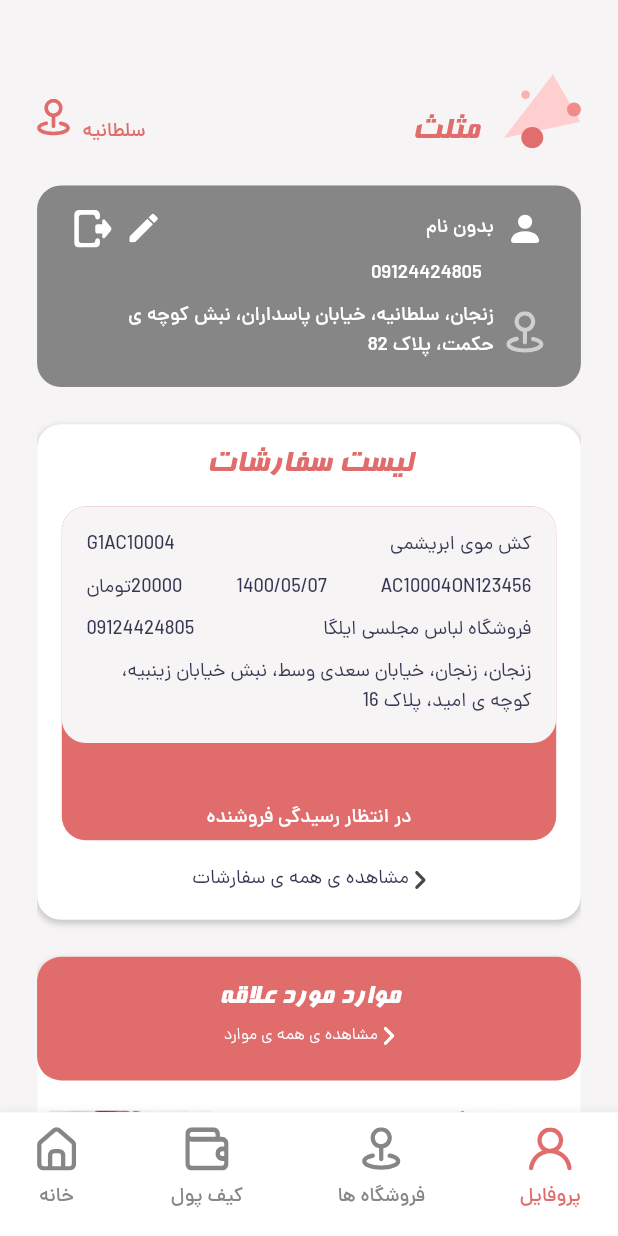
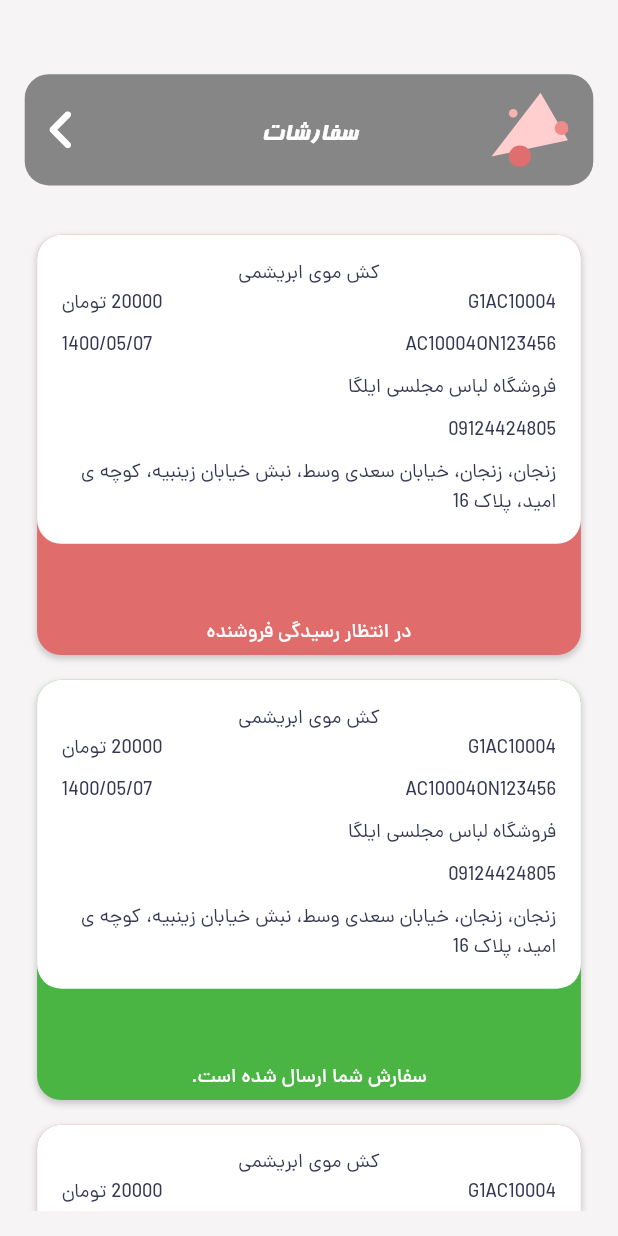
Before and after one commit to HaniyeMollaei/MosallasMobile, a Flutter app: the screen it shows after launch, after a tap on "ورود", after a tap on "پروفایل", after a tap on "مشاهده ی همه ی سفارشات", on a phone screen of 412 x 824 dp. Run offline on Flutter 3.47's test engine with Material 2 defaults, Android fonts, the phone set to English and light mode, and no system bars; our stand-ins replace carousel_slider, connectivity, flutter_svg, mask_text_input_formatter, package_info, shared_preferences.

Commit message:
all orders page added

```diff
--- /dev/null
+++ b/lib/pages/buyers/profile/all_buyer_orders.dart
@@ -0,0 +1,118 @@
+import 'package:flutter/cupertino.dart';
+import 'package:flutter/material.dart';
+import 'package:flutter/services.dart';
+import 'package:flutter_svg/svg.dart';
+import 'package:mosallas/models/order_model.dart';
+import 'package:mosallas/models/tourism_site_model.dart';
+import 'package:mosallas/utils/my_app_constants.dart';
+import 'package:mosallas/utils/my_style.dart';
+import 'package:mosallas/widgets/appbar_gray.dart';
+import 'package:mosallas/widgets/bottom_nav_bar_buyer.dart';
+import 'package:mosallas/widgets/order.dart';
+import 'package:mosallas/widgets/product.dart';
+import 'package:mosallas/widgets/tourism_site_widget.dart';
+
+class AllBuyerOrders extends StatefulWidget {
+  const AllBuyerOrders({Key key}) : super(key: key);
+
+  @override
+  State<StatefulWidget> createState() => AllBuyerOrdersState();
+}
+
+class AllBuyerOrdersState extends State<AllBuyerOrders> {
+
+  List<OrderModel> orders;
+
+  @override
+  Widget build(BuildContext c) {
+
+    orders = [
+      OrderModel(
+          orderCode: "AC10004ON123456",
+          orderDate: "1400/05/07",
+          orderStatus: "WaitForShop",
+          productCode: "G1AC10004",
+          productCost: 20000,
+          productName: "کش موی ابریشمی",
+          shopPhoneNumber: "09124424805",
+          shopName: "فروشگاه لباس مجلسی ایلگا",
+          shopAddress: "زنجان، زنجان، خیابان سعدی وسط، نبش خیابان زینبیه، کوچه ی امید، پلاک 16"
+      ),
+      OrderModel(
+          orderCode: "AC10004ON123456",
+          orderDate: "1400/05/07",
+          orderStatus: "Sent",
+          productCode: "G1AC10004",
+          productCost: 20000,
+          productName: "کش موی ابریشمی",
+          shopPhoneNumber: "09124424805",
+          shopName: "فروشگاه لباس مجلسی ایلگا",
+          shopAddress: "زنجان، زنجان، خیابان سعدی وسط، نبش خیابان زینبیه، کوچه ی امید، پلاک 16"
+      ),
+      OrderModel(
+          orderCode: "AC10004ON123456",
+          orderDate: "1400/05/07",
+          orderStatus: "Wait",
+          productCode: "G1AC10004",
+          productCost: 20000,
+          productName: "کش موی ابریشمی",
+          shopPhoneNumber: "09124424805",
+          shopName: "فروشگاه لباس مجلسی ایلگا",
+          shopAddress: "زنجان، زنجان، خیابان سعدی وسط، نبش خیابان زینبیه، کوچه ی امید، پلاک 16"
+      ),
+      OrderModel(
+          orderCode: "AC10004ON123456",
+          orderDate: "1400/05/07",
+          orderStatus: "WaitForShop",
+          productCode: "G1AC10004",
+          productCost: 20000,
+          productName: "کش موی ابریشمی",
+          shopPhoneNumber: "09124424805",
+          shopName: "فروشگاه لباس مجلسی ایلگا",
+          shopAddress: "زنجان، زنجان، خیابان سعدی وسط، نبش خیابان زینبیه، کوچه ی امید، پلاک 16"
+      ),
+    ];
+    return SafeArea(
+        top: false,
+        bottom: false,
+        child: AnnotatedRegion<SystemUiOverlayStyle>(
+            value: SystemUiOverlayStyle.light,
+            child: Scaffold(
+              resizeToAvoidBottomInset: false,
+              backgroundColor: MyStyle.backgroundColor,
+              body: Column(
+                children: [
+                  ///Logo --> 1.8
+                  const GrayAppBar(
+                    pageHeaderNameSmall: "",
+                    pageHeaderNameLarge: "سفارشات",
+                  ),
+                  Container(
+                    height: MyStyle.mediaQueryHeight(context, 0.8),
+                    child: SingleChildScrollView(
+                      child: Column(
+                        children: [
+
+                          ///0.72-0.37
+                          ListView.builder(
+                              padding: const EdgeInsets.only(top: 0, bottom: 0),
+                              shrinkWrap: true,
+                              itemExtent: null,
+                              physics: BouncingScrollPhysics(),
+                              itemCount: orders.length,
+                              itemBuilder: (BuildContext c, int index) {
+                                return Padding(
+                                  padding: EdgeInsets.symmetric(vertical: MyStyle.mediaQueryHeight(context, 0.01)),
+                                  child: orderItemWidget(context: c,orderItem: orders[index],isGray: false),
+                                );
+                              }),
+
+                        ],
+                      ),
+                    ),
+                  ),
+                ],
+              ),
+            )));
+  }
+}
--- a/lib/pages/buyers/profile/profile_buyer.dart
+++ b/lib/pages/buyers/profile/profile_buyer.dart
@@ -10,6 +10,8 @@ import 'package:mosallas/widgets/bottom_nav_bar_buyer.dart';
 import 'package:mosallas/widgets/appbar_light.dart';
 import 'package:mosallas/widgets/favorite_vitrine.dart';
 import 'package:mosallas/widgets/order.dart';
+
+import 'all_buyer_orders.dart';
 
 class BuyerProfile extends StatefulWidget {
   const BuyerProfile({Key key}) : super(key: key);
@@ -202,8 +204,9 @@ class BuyerProfileState extends State<BuyerProfile> {
                                 SizedBox(height: MyStyle.mediaQueryHeight(context, 0.02),),
                                 ///All orders
                                 InkWell(
-                                  onTap: (){
-                                    ///TODO
+                                  onTap: () async {
+                                    await Navigator.push(
+                                        context, MaterialPageRoute(builder: (context) =>   const AllBuyerOrders()));
                                   },
                                   child: Row(
                                     mainAxisAlignment: MainAxisAlignment.center,
--- a/lib/widgets/appbar_gray.dart
+++ b/lib/widgets/appbar_gray.dart
@@ -15,7 +15,7 @@ class GrayAppBar extends StatefulWidget {
   @override
   State<GrayAppBar> createState() => _GrayAppBarState();
 }
-
+///height = 1.8
 class _GrayAppBarState extends State<GrayAppBar> {
   @override
   Widget build(BuildContext context) {
--- a/lib/widgets/order.dart
+++ b/lib/widgets/order.dart
@@ -7,7 +7,8 @@ import 'package:mosallas/utils/my_style.dart';
 
 Widget orderItemWidget(
     {BuildContext context,
-      OrderModel orderItem}) {
+      OrderModel orderItem,
+    bool isGray = true}) {
 
   Widget header = Align(
     alignment: Alignment.topCenter,
@@ -19,26 +20,41 @@ Widget orderItemWidget(
       //height: MyStyle.mediaQueryHeight(context, 0.23),
       width: MyStyle.mediaQueryWidth(context, 0.88),
       decoration: BoxDecoration(
-        color: MyStyle.backgroundColor,
+        color: isGray ? MyStyle.backgroundColor : MyStyle.white,
         borderRadius: BorderRadius.circular(MyStyle.borderRadius3),
       ),
       child: Column(
         children: [
+          Text(
+            orderItem.productName,
+            style: MyStyle.darkTextStyleS13,
+            textAlign: TextAlign.end,
+          ),
           Row(
             mainAxisAlignment: MainAxisAlignment.spaceBetween,
             crossAxisAlignment: CrossAxisAlignment.start,
             children: [
+
+              Row(
+                mainAxisAlignment: MainAxisAlignment.start,
+                children: [
+                  const Text(
+                    "تومان",
+                    style: MyStyle.darkTextStyleS13,
+                    textAlign: TextAlign.end,
+                  ),
+                  Text(
+                    " ${orderItem.productCost.toString() }",
+                    style: MyStyle.darkTextStyleS13,
+                    textAlign: TextAlign.end,
+                  ),
+                ],
+              ),
               Text(
                 orderItem.productCode,
                 style: MyStyle.darkTextStyleS13,
                 textAlign: TextAlign.start,
               ),
-              Text(
-                orderItem.productName,
-                style: MyStyle.darkTextStyleS13,
-                textAlign: TextAlign.end,
-              ),
-
             ],
           ),
           SizedBox(
@@ -48,21 +64,7 @@ Widget orderItemWidget(
             mainAxisAlignment: MainAxisAlignment.spaceBetween,
             crossAxisAlignment: CrossAxisAlignment.start,
             children: [
-              Row(
-                mainAxisAlignment: MainAxisAlignment.start,
-                children: [
-                  const Text(
-                    "تومان",
-                    style: MyStyle.darkTextStyleS13,
-                    textAlign: TextAlign.end,
-                  ),
-                  Text(
-                    orderItem.productCost.toString(),
-                    style: MyStyle.darkTextStyleS13,
-                    textAlign: TextAlign.end,
-                  ),
-                ],
-              ),
+
               Text(
                 orderItem.orderDate.toString(),
                 style: MyStyle.darkTextStyleS13,
@@ -78,21 +80,24 @@ Widget orderItemWidget(
           SizedBox(
             height: MyStyle.mediaQueryHeight(context, 0.01),
           ),
-          Row(
-            mainAxisAlignment: MainAxisAlignment.spaceBetween,
-            crossAxisAlignment: CrossAxisAlignment.start,
-            children: [
-              Text(
-                orderItem.shopPhoneNumber,
-                style: MyStyle.darkTextStyleS13,
-                textAlign: TextAlign.end,
-              ),
-              Text(
-                orderItem.shopName,
-                style: MyStyle.darkTextStyleS13,
-                textAlign: TextAlign.start,
-              ),
-            ],
+          Align(
+            alignment: Alignment.centerRight,
+            child: Text(
+              orderItem.shopName,
+              style: MyStyle.darkTextStyleS13,
+              textAlign: TextAlign.start,
+            ),
+          ),
+          SizedBox(
+            height: MyStyle.mediaQueryHeight(context, 0.01),
+          ),
+          Align(
+            alignment: Alignment.centerRight,
+            child: Text(
+              orderItem.shopPhoneNumber,
+              style: MyStyle.darkTextStyleS13,
+              textAlign: TextAlign.end,
+            ),
           ),
           SizedBox(
             height: MyStyle.mediaQueryHeight(context, 0.01),
@@ -124,25 +129,25 @@ Widget orderItemWidget(
         ///products
         Center(
           child: Container(
-            height: MyStyle.mediaQueryHeight(context, 0.27),
+            height: MyStyle.mediaQueryHeight(context, 0.34),
             width: MyStyle.mediaQueryWidth(context, 0.88),
             decoration: BoxDecoration(
               color: orderItem.orderStatus == "Sent" ? MyStyle.green : MyStyle.headerDarkPink,
               borderRadius: BorderRadius.circular(MyStyle.borderRadius3),
-              // boxShadow: [
-              //   BoxShadow(
-              //     color: Colors.grey.withOpacity(0.5),
-              //     spreadRadius: 0.5,
-              //     blurRadius: 3,
-              //     offset: const Offset(0, 2), // changes position of shadow
-              //   ),
-              // ],
+              boxShadow: [
+                BoxShadow(
+                  color: Colors.grey.withOpacity(0.5),
+                  spreadRadius: 0.5,
+                  blurRadius: 3,
+                  offset: const Offset(0, 2), // changes position of shadow
+                ),
+              ],
             ),
             child: Align(
               alignment: Alignment.bottomCenter,
               child: Padding(
                 padding:  EdgeInsets.only(bottom: MyStyle.mediaQueryHeight(context, 0.005)),
-                child: Text(orderItem.orderStatus == "WaitForShop" ? "در انتظار رسیدگی فروشنده":orderItem.orderStatus == "Sent" ?"سفارش شما ارسال شده است.":"فروشنده سفارش شما را دریافت کرده است",
+                child: Text(orderItem.orderStatus == "WaitForShop" ? "در انتظار رسیدگی فروشنده":orderItem.orderStatus == "Sent" ?".سفارش شما ارسال شده است":".فروشنده سفارش شما را دریافت کرده است",
                 style: MyStyle.whiteMediumTextStyle,),
               ),
             ),
```
